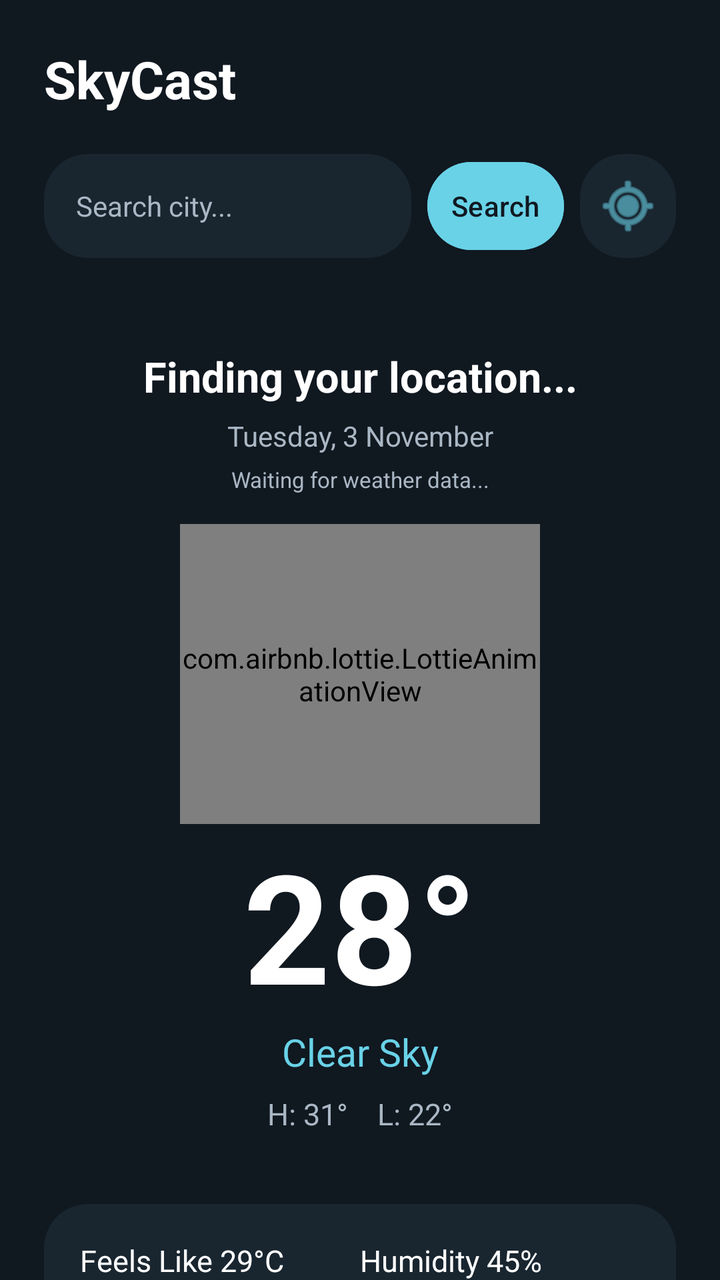
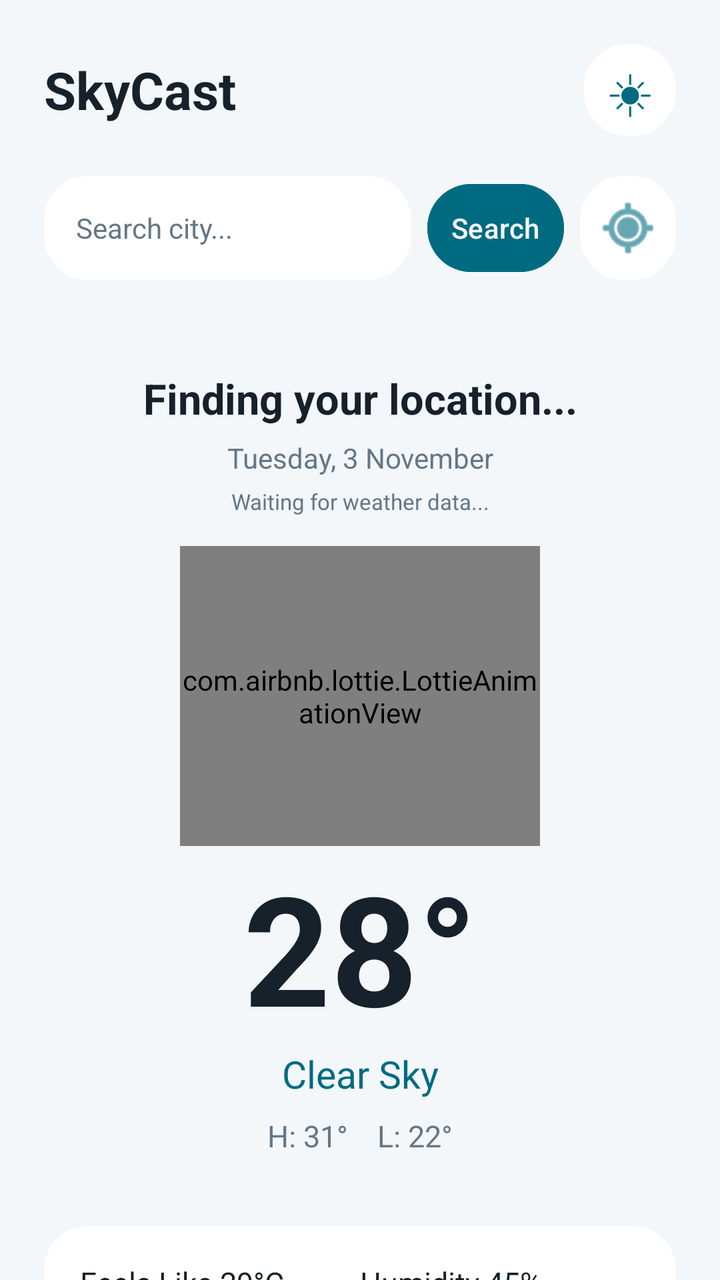

An Android layout rendered at two revisions. The XML below is the earlier revision; the diff shows what the commit changed to produce the second picture.
<!-- AndroidManifest.xml: application theme Theme.SkyCast -->
<!-- res/layout/activity_main.xml -->
<?xml version="1.0" encoding="utf-8"?>
<ScrollView xmlns:android="http://schemas.android.com/apk/res/android"
    xmlns:app="http://schemas.android.com/apk/res-auto"
    android:layout_width="match_parent"
    android:layout_height="match_parent"
    android:background="@drawable/bg_main"
    android:fillViewport="true"
    android:scrollbars="none">

    <LinearLayout
        android:layout_width="match_parent"
        android:layout_height="wrap_content"
        android:orientation="vertical"
        android:padding="22dp">

        
        <LinearLayout
            android:layout_width="match_parent"
            android:layout_height="wrap_content"
            android:gravity="center_vertical"
            android:orientation="horizontal">

            <TextView
                android:layout_width="0dp"
                android:layout_height="wrap_content"
                android:layout_weight="1"
                android:text="SkyCast"
                android:textColor="@color/sky_text_primary"
                android:textSize="26sp"
                android:textStyle="bold" />
        </LinearLayout>

        
        <LinearLayout
            android:layout_width="match_parent"
            android:layout_height="wrap_content"
            android:layout_marginTop="20dp"
            android:layout_marginBottom="10dp"
            android:gravity="center_vertical"
            android:orientation="horizontal">

            <EditText
                android:id="@+id/etCitySearch"
                android:layout_width="0dp"
                android:layout_height="52dp"
                android:layout_weight="1"
                android:background="@drawable/bg_weather_card"
                android:hint="Search city..."
                android:imeOptions="actionSearch"
                android:inputType="textCapWords"
                android:paddingStart="16dp"
                android:paddingEnd="12dp"
                android:singleLine="true"
                android:textColor="@color/sky_text_primary"
                android:textColorHint="@color/sky_text_secondary"
                android:textSize="14sp" />

            <Button
                android:id="@+id/btnSearchCity"
                android:layout_width="wrap_content"
                android:layout_height="52dp"
                android:layout_marginStart="8dp"
                android:backgroundTint="@color/sky_accent"
                android:minWidth="0dp"
                android:paddingStart="12dp"
                android:paddingEnd="12dp"
                android:text="Search"
                android:textAllCaps="false"
                android:textColor="@color/sky_background" />

            <ImageButton
                android:id="@+id/btnCurrentLocation"
                android:layout_width="48dp"
                android:layout_height="52dp"
                android:layout_marginStart="8dp"
                android:background="@drawable/bg_weather_card"
                android:contentDescription="Use current location"
                android:padding="13dp"
                android:src="@android:drawable/ic_menu_mylocation"
                app:tint="@color/sky_accent" />
        </LinearLayout>

        
        <LinearLayout
            android:id="@+id/citySuggestionsContainer"
            android:layout_width="match_parent"
            android:layout_height="wrap_content"
            android:layout_marginTop="2dp"
            android:background="@drawable/bg_weather_card"
            android:elevation="8dp"
            android:orientation="vertical"
            android:padding="6dp"
            android:visibility="gone">

            <androidx.recyclerview.widget.RecyclerView
                android:id="@+id/citySuggestionsRecyclerView"
                android:layout_width="match_parent"
                android:layout_height="wrap_content"
                android:nestedScrollingEnabled="false"
                android:overScrollMode="never" />
        </LinearLayout>

        
        <TextView
            android:id="@+id/tvCity"
            android:layout_width="match_parent"
            android:layout_height="wrap_content"
            android:layout_marginTop="35dp"
            android:gravity="center"
            android:text="Finding your location..."
            android:textColor="@color/sky_text_primary"
            android:textSize="21sp"
            android:textStyle="bold" />

        <TextView
            android:id="@+id/tvDate"
            android:layout_width="match_parent"
            android:layout_height="wrap_content"
            android:layout_marginTop="6dp"
            android:gravity="center"
            android:text="Tuesday, 3 November"
            android:textColor="@color/sky_text_secondary"
            android:textSize="14sp" />

        <TextView
            android:id="@+id/tvLastUpdated"
            android:layout_width="match_parent"
            android:layout_height="wrap_content"
            android:layout_marginTop="5dp"
            android:gravity="center"
            android:text="Waiting for weather data..."
            android:textColor="@color/sky_text_secondary"
            android:textSize="11sp" />

        
        <com.airbnb.lottie.LottieAnimationView
            android:id="@+id/tvWeatherIcon"
            android:layout_width="180dp"
            android:layout_height="150dp"
            android:layout_gravity="center"
            android:layout_marginTop="15dp"
            app:lottie_autoPlay="false"
            app:lottie_loop="true" />

        
        <TextView
            android:id="@+id/tvTemperature"
            android:layout_width="match_parent"
            android:layout_height="wrap_content"
            android:gravity="center"
            android:text="28°"
            android:textColor="@color/sky_text_primary"
            android:textSize="76sp"
            android:textStyle="bold" />

        <TextView
            android:id="@+id/tvCondition"
            android:layout_width="match_parent"
            android:layout_height="wrap_content"
            android:gravity="center"
            android:text="Clear Sky"
            android:textColor="@color/sky_accent"
            android:textSize="19sp" />

        <TextView
            android:id="@+id/tvHighLow"
            android:layout_width="match_parent"
            android:layout_height="wrap_content"
            android:layout_marginTop="8dp"
            android:gravity="center"
            android:text="H: 31°    L: 22°"
            android:textColor="@color/sky_text_secondary"
            android:textSize="15sp" />

        
        <LinearLayout
            android:layout_width="match_parent"
            android:layout_height="wrap_content"
            android:layout_marginTop="35dp"
            android:background="@drawable/bg_weather_card"
            android:orientation="vertical"
            android:padding="18dp">

            <LinearLayout
                android:layout_width="match_parent"
                android:layout_height="wrap_content"
                android:orientation="horizontal">

                <TextView
                    android:id="@+id/tvFeelsLike"
                    android:layout_width="0dp"
                    android:layout_height="wrap_content"
                    android:layout_weight="1"
                    android:text="Feels Like
29°C"
                    android:textColor="@color/sky_text_primary"
                    android:textSize="15sp" />

                <TextView
                    android:id="@+id/tvHumidity"
                    android:layout_width="0dp"
                    android:layout_height="wrap_content"
                    android:layout_weight="1"
                    android:text="Humidity
45%"
                    android:textColor="@color/sky_text_primary"
                    android:textSize="15sp" />
            </LinearLayout>

            <View
                android:layout_width="match_parent"
                android:layout_height="1dp"
                android:layout_marginTop="18dp"
                android:layout_marginBottom="18dp"
                android:background="@color/sky_divider" />

            <LinearLayout
                android:layout_width="match_parent"
                android:layout_height="wrap_content"
                android:orientation="horizontal">

                <TextView
                    android:id="@+id/tvWind"
                    android:layout_width="0dp"
                    android:layout_height="wrap_content"
                    android:layout_weight="1"
                    android:text="Wind
12 km/h"
                    android:textColor="@color/sky_text_primary"
                    android:textSize="15sp" />

                <TextView
                    android:id="@+id/tvPressure"
                    android:layout_width="0dp"
                    android:layout_height="wrap_content"
                    android:layout_weight="1"
                    android:text="Pressure
1012 hPa"
                    android:textColor="@color/sky_text_primary"
                    android:textSize="15sp" />
            </LinearLayout>
        </LinearLayout>

        
        <TextView
            android:layout_width="match_parent"
            android:layout_height="wrap_content"
            android:layout_marginTop="32dp"
            android:text="5-Day Forecast"
            android:textColor="@color/sky_text_primary"
            android:textSize="20sp"
            android:textStyle="bold" />

        
        <androidx.recyclerview.widget.RecyclerView
            android:id="@+id/forecastRecyclerView"
            android:layout_width="match_parent"
            android:layout_height="185dp"
            android:layout_marginTop="15dp"
            android:clipToPadding="false"
            android:overScrollMode="never" />
    </LinearLayout>
</ScrollView>
<!-- resources referenced by this layout -->
<resources>
  <color name="sky_accent">#69D2E7</color>
  <color name="sky_background">#101820</color>
  <color name="sky_divider">#2B3B46</color>
  <color name="sky_text_primary">#FFFFFF</color>
  <color name="sky_text_secondary">#AAB7C4</color>
  <!-- drawable bg_main (drawable) -->
  <?xml version="1.0" encoding="utf-8"?>
  <shape xmlns:android="http://schemas.android.com/apk/res/android">
      <solid android:color="@color/sky_background" />
  </shape>
  <!-- drawable bg_weather_card (drawable) -->
  <?xml version="1.0" encoding="utf-8"?>
  <shape xmlns:android="http://schemas.android.com/apk/res/android">
      <solid android:color="@color/sky_card" />
      <corners android:radius="22dp" />
  </shape>
  <style name="Theme.SkyCast" parent="Base.Theme.SkyCast" />
  <color name="sky_card">#192630</color>
  <style name="Base.Theme.SkyCast" parent="Theme.Material3.DayNight.NoActionBar">
          
          
      </style>
</resources>

<!-- the commit's change to res/layout/activity_main.xml (unified diff, before → after) -->
@@ -28,6 +28,20 @@
                 android:textColor="@color/sky_text_primary"
                 android:textSize="26sp"
                 android:textStyle="bold" />
+
+            <TextView
+                android:id="@+id/btnThemeToggle"
+                android:layout_width="46dp"
+                android:layout_height="46dp"
+                android:background="@drawable/bg_weather_card"
+                android:clickable="true"
+                android:focusable="true"
+                android:gravity="center"
+                android:text="☀︎"
+                android:textColor="@color/sky_accent"
+                android:textSize="25sp"
+                android:contentDescription="Switch to light mode" />
+
         </LinearLayout>
 
         
<!-- resource entries referenced after the edit -->
@@ -1,10 +1,10 @@
 <!-- resources referenced by this layout -->
 <resources>
-  <color name="sky_accent">#69D2E7</color>
-  <color name="sky_background">#101820</color>
-  <color name="sky_divider">#2B3B46</color>
-  <color name="sky_text_primary">#FFFFFF</color>
-  <color name="sky_text_secondary">#AAB7C4</color>
+  <color name="sky_accent">#006B80</color>
+  <color name="sky_background">#F3F7FA</color>
+  <color name="sky_divider">#DFE7ED</color>
+  <color name="sky_text_primary">#17212B</color>
+  <color name="sky_text_secondary">#657786</color>
   <!-- drawable bg_main (drawable) -->
   <?xml version="1.0" encoding="utf-8"?>
   <shape xmlns:android="http://schemas.android.com/apk/res/android">
@@ -17,7 +17,7 @@
       <corners android:radius="22dp" />
   </shape>
   <style name="Theme.SkyCast" parent="Base.Theme.SkyCast" />
-  <color name="sky_card">#192630</color>
+  <color name="sky_card">#FFFFFF</color>
   <style name="Base.Theme.SkyCast" parent="Theme.Material3.DayNight.NoActionBar">
           
           
